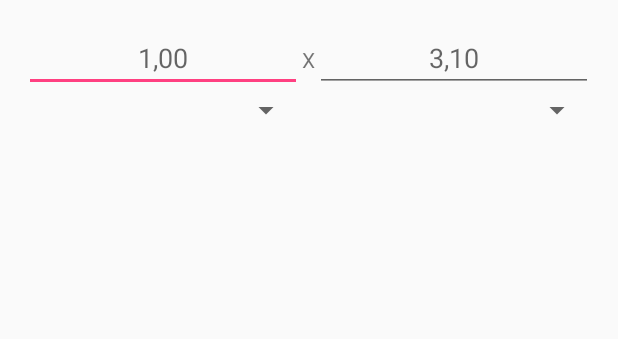
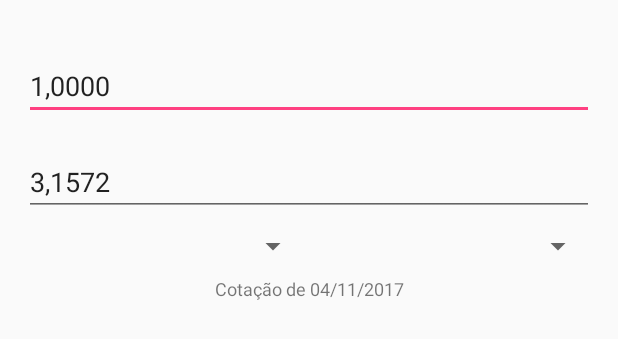
Before and after one commit to tabocu/finantial, an Android app: the layout activity_conversao.xml on its own in the app's theme, with its tools: preview values and no code run, on a phone screen of 412 x 824 dp. Shown: the top 339 px of the screen. Run offline under Robolectric (Android 15) with nearby library versions, the phone set to English and light mode, and no system bars.

Commit message:
Remodeling design of ConversaoActivity

```diff
--- a/app/src/main/AndroidManifest.xml
+++ b/app/src/main/AndroidManifest.xml
@@ -25,6 +25,7 @@
         </activity>
         <activity
             android:name=".ConversaoActivity"
+            android:label="@string/conversao_name"
             android:configChanges="orientation"
             android:screenOrientation="portrait"
             android:parentActivityName=".MainActivity">
--- a/app/src/main/res/layout/activity_conversao.xml
+++ b/app/src/main/res/layout/activity_conversao.xml
@@ -1,42 +1,56 @@
 <?xml version="1.0" encoding="utf-8"?>
 
-<TableLayout xmlns:android="http://schemas.android.com/apk/res/android"
-    xmlns:app="http://schemas.android.com/apk/res-auto"
+<LinearLayout xmlns:android="http://schemas.android.com/apk/res/android"
     xmlns:tools="http://schemas.android.com/tools"
     android:layout_width="match_parent"
-    android:layout_height="wrap_content"
-    android:stretchColumns="0,2"
+    android:layout_height="match_parent"
+    android:orientation="vertical"
     android:padding="@dimen/activity_horizontal_margin"
     tools:context="sistemas.puc.com.finantialapp.ConversaoActivity">
-    <TableRow>
+
+    <android.support.design.widget.TextInputLayout
+        android:id="@+id/left_textinputlayout_moeda"
+        android:layout_width="match_parent"
+        android:layout_height="wrap_content"
+        android:paddingTop="8dp"
+        tools:text="Dolar Americano" >
 
         <EditText
-            android:id="@+id/moeda_esq_edittext"
-            android:layout_width="wrap_content"
+            android:id="@+id/left_edittext_moeda"
+            android:layout_width="match_parent"
             android:layout_height="wrap_content"
-            android:hint="1,00"
-            android:textAlignment="center"
+            android:digits="0123456789,"
             android:inputType="numberDecimal"
-            android:digits="0123456789,"/>
+            android:textAlignment="textStart"
+            tools:text="1,0000" />
 
-        <TextView
-            android:layout_width="wrap_content"
+    </android.support.design.widget.TextInputLayout>
+
+    <android.support.design.widget.TextInputLayout
+        android:id="@+id/right_textinputlayout_moeda"
+        android:layout_width="match_parent"
         android:layout_height="wrap_content"
-            android:text="X" />
+        android:paddingTop="8dp"
+        tools:text="Real" >
 
         <EditText
-            android:id="@+id/moeda_dir_edittext"
-            android:layout_width="wrap_content"
+            android:id="@+id/right_edittext_moeda"
+            android:layout_width="match_parent"
             android:layout_height="wrap_content"
-            android:hint="3,10"
-            android:textAlignment="center"
+            android:digits="0123456789,"
             android:inputType="numberDecimal"
-            android:digits="0123456789,"/>
-    </TableRow>
+            android:textAlignment="textStart"
+            tools:text="3,1572" />
+    </android.support.design.widget.TextInputLayout>
+
+    <TableLayout
+        android:layout_width="match_parent"
+        android:layout_height="wrap_content"
+        android:paddingTop="8dp"
+        android:stretchColumns="0,2">
         <TableRow>
-
             <Spinner
-            android:id="@+id/moeda_esq_spinner"
+                android:id="@+id/left_spinner_moeda"
                 android:layout_width="match_parent"
                 android:layout_height="wrap_content" />
 
@@ -45,8 +59,18 @@
                 android:layout_height="wrap_content"/>
 
             <Spinner
-            android:id="@+id/moeda_dir_spinner"
+                android:id="@+id/right_spinner_moeda"
                 android:layout_width="match_parent"
                 android:layout_height="wrap_content" />
         </TableRow>
     </TableLayout>
+
+    <TextView
+        android:id="@+id/data_textview_moeda"
+        android:layout_width="match_parent"
+        android:layout_height="wrap_content"
+        android:paddingTop="8dp"
+        android:textAlignment="center"
+        android:textSize="12sp"
+        tools:text="Cotação de 04/11/2017" />
+</LinearLayout>
--- a/app/src/main/res/values/strings.xml
+++ b/app/src/main/res/values/strings.xml
@@ -3,6 +3,7 @@
     <!ENTITY version "Versão 0.1">]>
 <resources>
     <string name="app_name">&app_name;</string>
+    <string name="conversao_name">Conversão de Moedas</string>
 
     <string name="navigation_drawer_open">Open navigation drawer</string>
     <string name="navigation_drawer_close">Close navigation drawer</string>
@@ -21,4 +22,7 @@
     <string name="titulo_tesouro">Tesouro</string>
     <string name="titulo_sobre">Sobre</string>
 
+    <!-- ConversaoActivity -->
+    <string name="cotacao_date">Cotação de %1$s</string>
+
 </resources>
```
Lines whose indentation alone changed are shown as unchanged.
